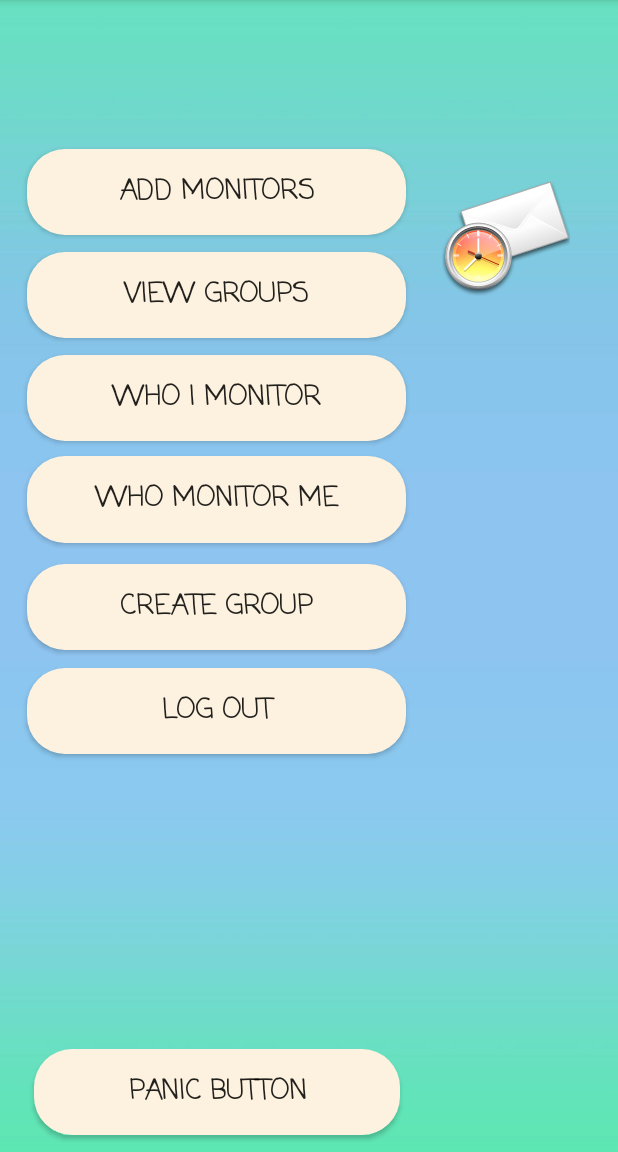
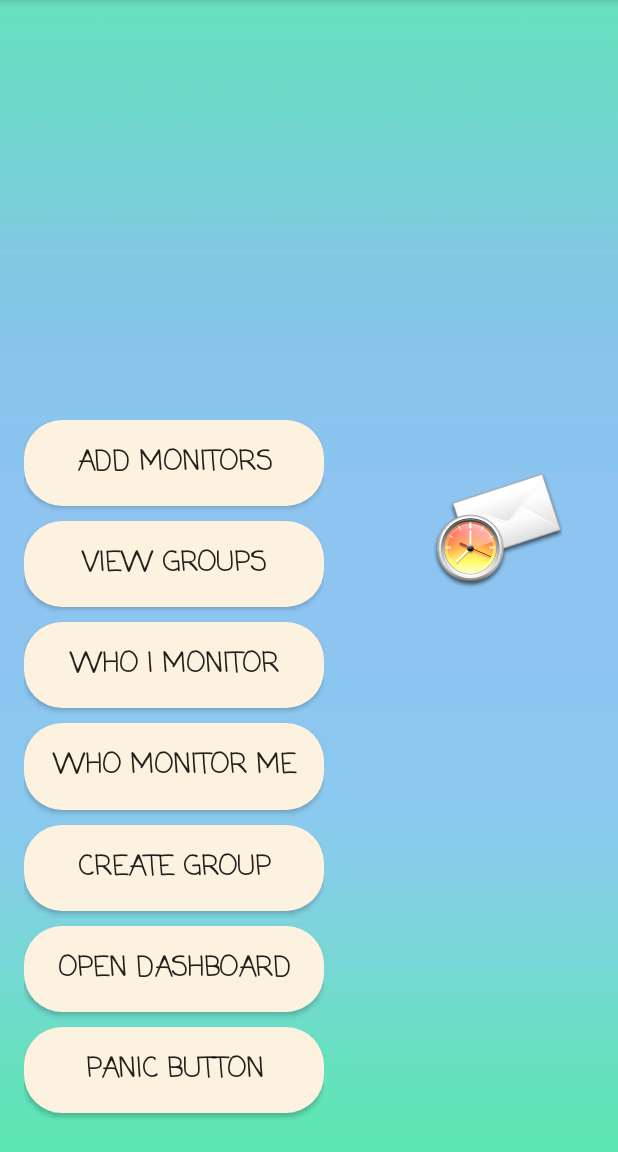
Before and after one commit to yrgyr/WalkingGroupApp, an Android app: the screen it shows after launch (MainActivity), on a phone screen of 412 x 824 dp, the part 84-1236 px from its top. Run offline under Robolectric (Android 15) with nearby library versions, the phone set to English and light mode, and no system bars; libraries missing offline, so code that uses them is left out: retrofit2.converter.jackson; 3 statements that could not run were skipped.

Commit message:
pro2_ver1

```diff
--- a/app/src/main/java/ca/cmpt276/walkinggroup/app/MainActivity.java
+++ b/app/src/main/java/ca/cmpt276/walkinggroup/app/MainActivity.java
@@ -1,28 +1,14 @@
 package ca.cmpt276.walkinggroup.app;
 
-import android.app.Activity;
-import android.content.Context;
-import android.content.DialogInterface;
 import android.content.Intent;
-import android.content.SharedPreferences;
-import android.graphics.Color;
-import android.graphics.Paint;
-import android.media.Image;
-import android.os.Handler;
-import android.provider.ContactsContract;
 import android.support.v7.app.AppCompatActivity;
 import android.os.Bundle;
-import android.util.Log;
 import android.view.Menu;
 import android.view.MenuInflater;
 import android.view.MenuItem;
 import android.view.View;
-import android.widget.AdapterView;
-import android.widget.ArrayAdapter;
 import android.widget.Button;
-import android.widget.ImageButton;
 import android.widget.ImageView;
-import android.widget.ListView;
 import android.widget.TextView;
 import android.widget.Toast;
 
@@ -30,7 +16,6 @@ import java.util.ArrayList;
 import java.util.List;
 
 import ca.cmpt276.walkinggroup.dataobjects.CurrentUserData;
-import ca.cmpt276.walkinggroup.dataobjects.EarnedRewards;
 import ca.cmpt276.walkinggroup.dataobjects.Group;
 import ca.cmpt276.walkinggroup.dataobjects.Message;
 import ca.cmpt276.walkinggroup.dataobjects.User;
@@ -46,7 +31,7 @@ public class MainActivity extends AppCompatActivity {
     public static List<Message> messageList = new ArrayList<>();
     private User currentUser;
     private int unreadCount = 0;
-
+    private Runnable myRun;
     private String name = "default";
 
     private CurrentUserData userSingleton = CurrentUserData.getSingletonInstance();
@@ -101,9 +86,9 @@ public class MainActivity extends AppCompatActivity {
         userSingleton.setCurrentProxy(proxy);
 
         setUpName();
-//        setUpLogOut();
 
-        setupLogOutBtn();
+
+        setupParentDashboardBtn();
         getRemoteGroups();
 
 
@@ -118,9 +103,9 @@ public class MainActivity extends AppCompatActivity {
         setupPanicBtn();
 
 
-        updateevery10sec();
-
-        autoAdvance();
+//        updateevery10sec();
+//
+//        autoAdvance();
 
     }
 
@@ -155,16 +140,18 @@ public class MainActivity extends AppCompatActivity {
 
     }
 
-    private void setupLogOutBtn(){
+    private void setupParentDashboardBtn(){
 
-        Button btn = (Button) findViewById(R.id.logOutBtn);
+        Button btn = (Button) findViewById(R.id.parentDashBtn);
         btn.setOnClickListener(new View.OnClickListener() {
             @Override
             public void onClick(View v) {
-                isLogOut = true;
-                Intent i = new Intent(MainActivity.this,login.class);
+//                isLogOut = true;
+//                Intent i = new Intent(MainActivity.this,login.class);
+//                startActivity(i);
+//                finish();
+                Intent i = new Intent(MainActivity.this,ParentsDashboard.class);
                 startActivity(i);
-                finish();
             }
         });
 
@@ -263,7 +250,7 @@ public class MainActivity extends AppCompatActivity {
 
 
 
-    private Runnable myRun;
+
 
     private void getUnReadMessageList() {
         if(login.getToken(MainActivity.this) != null) {
@@ -272,39 +259,39 @@ public class MainActivity extends AppCompatActivity {
         }
     }
 
-    private void updateevery10sec(){
-        myRun = new Runnable() {
-            @Override
-            public void run() {
-                if(login.getToken(MainActivity.this) != null) {
-                    Call<List<Message>> caller = proxy.getUnreadMessages(currentUser.getId(), false);
-                    ProxyBuilder.callProxy(MainActivity.this, caller, messageReturn -> responseGetMessage(messageReturn));
-
-                    Toast.makeText(MainActivity.this, "hello", Toast.LENGTH_LONG).show();
-                    autoAdvance();
-                }
-
-
-            }
-        };
-    }
-    private void autoAdvance() {
-
-        Handler TIME_OUT_HANDLER;
-
-        int timeOut = 10000;
-
-        TIME_OUT_HANDLER = new Handler();
-
-
-        TIME_OUT_HANDLER.postDelayed(myRun,timeOut);
-    }
+//    private void updateevery10sec(){
+//        myRun = new Runnable() {
+//            @Override
+//            public void run() {
+//                if(login.getToken(MainActivity.this) != null) {
+//                    Call<List<Message>> caller = proxy.getUnreadMessages(currentUser.getId(), false);
+//                    ProxyBuilder.callProxy(MainActivity.this, caller, messageReturn -> responseGetMessage(messageReturn));
+//
+//                    //Toast.makeText(MainActivity.this, "hello", Toast.LENGTH_LONG).show();
+//                    autoAdvance();
+//                }
+//
+//
+//            }
+//        };
+//    }
+//    private void autoAdvance() {
+//
+//        Handler TIME_OUT_HANDLER;
+//
+//        int timeOut = 10000;
+//
+//        TIME_OUT_HANDLER = new Handler();
+//
+//
+//        TIME_OUT_HANDLER.postDelayed(myRun,timeOut);
+//    }
 
     private void responseGetMessage (List<Message> messageReturn) {
 
         unreadCount = messageReturn.size();
         TextView textView = findViewById(R.id.userName);
-        textView.setText(getString(R.string.welcome) + " " + name + ", " + getString(R.string.unreadCount,unreadCount));
+        textView.setText(getString(R.string.welcome) + " " + name );
     }
 
 
--- a/app/src/main/java/ca/cmpt276/walkinggroup/app/MsgToMe.java
+++ b/app/src/main/java/ca/cmpt276/walkinggroup/app/MsgToMe.java
@@ -11,6 +11,7 @@ import android.view.View;
 import android.view.ViewGroup;
 import android.widget.AdapterView;
 import android.widget.ArrayAdapter;
+import android.widget.Button;
 import android.widget.ListView;
 import android.widget.TextView;
 
@@ -84,6 +85,7 @@ public class MsgToMe extends AppCompatActivity {
                 ProxyBuilder.callProxy(MsgToMe.this,caller, returnedMsg -> responseMarkedMsg(returnedMsg));
 
 
+
             }
         });
 
@@ -93,6 +95,7 @@ public class MsgToMe extends AppCompatActivity {
 
 
     }
+
     private void displayMsgs() {
 
         Call<List<Message>> caller = proxy.getMessages(currentUser.getId());
--- a/app/src/main/res/layout/activity_main.xml
+++ b/app/src/main/res/layout/activity_main.xml
@@ -4,17 +4,44 @@
     xmlns:tools="http://schemas.android.com/tools"
     android:layout_width="match_parent"
     android:layout_height="match_parent"
+    android:background="@drawable/testimg2"
     tools:context="ca.cmpt276.walkinggroup.app.MainActivity"
-    tools:layout_editor_absoluteY="81dp"
-    android:background="@drawable/testimg2">
+    tools:layout_editor_absoluteY="81dp">
+
+    <ScrollView
+        android:id="@+id/scrollView4"
+        android:layout_width="wrap_content"
+        android:layout_height="wrap_content"
+        android:layout_marginBottom="16dp"
+        android:layout_marginStart="16dp"
+        app:layout_constraintBottom_toBottomOf="parent"
+        app:layout_constraintStart_toStartOf="parent">
+
+        <LinearLayout
+            android:layout_width="wrap_content"
+            android:layout_height="wrap_content"
+            android:orientation="vertical">
+
+            <Button
+                android:id="@+id/addUsers"
+                android:layout_width="200dp"
+                android:layout_height="match_parent"
+                android:layout_marginBottom="10dp"
+                android:background="@drawable/button_style"
+                android:fontFamily="casual"
+                android:text="@string/AddUserBtnText"
+                android:textSize="18sp"
+                android:textStyle="bold"
+                app:layout_constraintBottom_toTopOf="@+id/mapBtn"
+                app:layout_constraintEnd_toStartOf="@+id/mailImage"
+                app:layout_constraintStart_toStartOf="parent"
+                app:layout_constraintTop_toBottomOf="@+id/userName" />
 
             <Button
                 android:id="@+id/mapBtn"
-        android:layout_width="0dp"
+                android:layout_width="200dp"
                 android:layout_height="wrap_content"
-        android:layout_marginBottom="11dp"
-        android:layout_marginEnd="24dp"
-        android:layout_marginStart="18dp"
+                android:layout_marginBottom="10dp"
                 android:background="@drawable/button_style"
                 android:fontFamily="casual"
                 android:text="@string/btn_view_groups"
@@ -27,7 +54,7 @@
 
             <Button
                 android:id="@+id/getUsersBtn"
-        android:layout_width="0dp"
+                android:layout_width="200dp"
                 android:layout_height="wrap_content"
                 android:layout_marginBottom="10dp"
                 android:background="@drawable/button_style"
@@ -41,27 +68,10 @@
                 app:layout_constraintTop_toBottomOf="@+id/mapBtn" />
 
             <Button
-        android:id="@+id/addUsers"
-        android:layout_width="0dp"
-        android:layout_height="wrap_content"
-        android:layout_marginBottom="11dp"
-        android:layout_marginEnd="24dp"
-        android:layout_marginStart="18dp"
-        android:background="@drawable/button_style"
-        android:fontFamily="casual"
-        android:text="@string/AddUserBtnText"
-        android:textSize="18sp"
-        android:textStyle="bold"
-        app:layout_constraintBottom_toTopOf="@+id/mapBtn"
-        app:layout_constraintEnd_toStartOf="@+id/mailImage"
-        app:layout_constraintStart_toStartOf="parent"
-        app:layout_constraintTop_toBottomOf="@+id/userName" />
-
-    <Button
                 android:id="@+id/getMonitorByBtn"
-        android:layout_width="0dp"
+                android:layout_width="200dp"
                 android:layout_height="58dp"
-        android:layout_marginBottom="14dp"
+                android:layout_marginBottom="10dp"
                 android:background="@drawable/button_style"
                 android:fontFamily="casual"
                 android:text="@string/MonitorByBtnList"
@@ -74,44 +84,27 @@
 
             <Button
                 android:id="@+id/btn_create_group"
-        android:layout_width="0dp"
+                android:layout_width="200dp"
                 android:layout_height="wrap_content"
-        android:layout_marginBottom="12dp"
+                android:layout_marginBottom="10dp"
                 android:background="@drawable/button_style"
                 android:fontFamily="casual"
                 android:text="@string/btn_create_new_group"
                 android:textSize="18sp"
                 android:textStyle="bold"
-        app:layout_constraintBottom_toTopOf="@+id/logOutBtn"
-        app:layout_constraintEnd_toEndOf="@+id/logOutBtn"
-        app:layout_constraintStart_toStartOf="@+id/logOutBtn"
+                app:layout_constraintBottom_toTopOf="@+id/parentDashBtn"
+                app:layout_constraintEnd_toEndOf="@+id/parentDashBtn"
+                app:layout_constraintStart_toStartOf="@+id/parentDashBtn"
                 app:layout_constraintTop_toBottomOf="@+id/getMonitorByBtn" />
 
-    <TextView
-        android:id="@+id/userName"
-        android:layout_width="300dp"
-        android:layout_height="80dp"
-        android:layout_marginBottom="3dp"
-        android:fontFamily="casual"
-        android:lineSpacingExtra="24sp"
-        android:textColor="@android:color/black"
-        android:textSize="20sp"
-        android:textStyle="bold"
-        app:layout_constraintBottom_toTopOf="@+id/addUsers"
-        app:layout_constraintEnd_toEndOf="parent"
-        app:layout_constraintStart_toStartOf="parent"
-        app:layout_constraintTop_toTopOf="parent"
-        app:layout_constraintVertical_bias="0.060000002"
-        app:layout_constraintVertical_chainStyle="packed" />
-
             <Button
-        android:id="@+id/logOutBtn"
-        android:layout_width="0dp"
+                android:id="@+id/parentDashBtn"
+                android:layout_width="200dp"
                 android:layout_height="wrap_content"
-        android:layout_marginBottom="16dp"
+                android:layout_marginBottom="10dp"
                 android:background="@drawable/button_style"
                 android:fontFamily="casual"
-        android:text="@string/log_out_btn_txt"
+                android:text="@string/btn_open_dashboard"
                 android:textSize="18sp"
                 android:textStyle="bold"
                 app:layout_constraintBottom_toBottomOf="parent"
@@ -119,33 +112,50 @@
                 app:layout_constraintStart_toStartOf="@+id/mapBtn"
                 app:layout_constraintTop_toBottomOf="@+id/btn_create_group" />
 
+            <Button
+                android:id="@+id/panicBtn"
+                android:layout_width="200dp"
+                android:layout_height="wrap_content"
+                android:layout_marginBottom="10dp"
+                android:background="@drawable/button_style"
+                android:fontFamily="casual"
+                android:text="@string/panic_button"
+                android:textSize="18sp"
+                android:textStyle="bold"
+                app:layout_constraintBottom_toBottomOf="parent"
+                app:layout_constraintEnd_toEndOf="@+id/parentDashBtn"
+                app:layout_constraintStart_toStartOf="@id/parentDashBtn"
+                app:layout_constraintTop_toBottomOf="@+id/parentDashBtn"
+                app:layout_constraintVertical_bias="0.984" />
+        </LinearLayout>
+    </ScrollView>
+
+    <TextView
+        android:id="@+id/userName"
+        android:layout_width="match_parent"
+        android:layout_height="0dp"
+        android:layout_marginEnd="55dp"
+        android:layout_marginStart="55dp"
+        android:layout_marginTop="13dp"
+        android:fontFamily="casual"
+        android:lineSpacingExtra="24sp"
+        android:textColor="@android:color/black"
+        android:textSize="20sp"
+        android:textStyle="bold"
+        app:layout_constraintBottom_toTopOf="@+id/scrollView4"
+        app:layout_constraintEnd_toEndOf="parent"
+        app:layout_constraintStart_toStartOf="parent"
+        app:layout_constraintTop_toTopOf="parent" />
+
     <ImageView
         android:id="@+id/mailImage"
         android:layout_width="wrap_content"
         android:layout_height="wrap_content"
-        android:layout_marginEnd="32dp"
-        android:layout_marginTop="14dp"
+        android:layout_marginEnd="37dp"
+        android:layout_marginTop="28dp"
         app:layout_constraintEnd_toEndOf="parent"
-        app:layout_constraintStart_toEndOf="@+id/mapBtn"
-        app:layout_constraintTop_toTopOf="@+id/addUsers"
+        app:layout_constraintTop_toBottomOf="@+id/userName"
         app:srcCompat="@mipmap/mail" />
-
-    <Button
-        android:id="@+id/panicBtn"
-        android:layout_width="244dp"
-        android:layout_height="wrap_content"
-        android:layout_marginBottom="8dp"
-        android:layout_marginTop="8dp"
-        android:background="@drawable/button_style"
-        android:fontFamily="casual"
-        android:text="Panic Button"
-        android:textSize="18sp"
-        android:textStyle="bold"
-        app:layout_constraintBottom_toBottomOf="parent"
-        app:layout_constraintStart_toStartOf="@id/logOutBtn"
-        app:layout_constraintEnd_toEndOf="@+id/logOutBtn"
-        app:layout_constraintTop_toBottomOf="@+id/logOutBtn"
-        app:layout_constraintVertical_bias="0.984" />
 
 
 </android.support.constraint.ConstraintLayout>
--- a/app/src/main/res/values/strings.xml
+++ b/app/src/main/res/values/strings.xml
@@ -121,6 +121,7 @@
     <string name="cantAccess">Sorry, you can not access the parents\' information of this group.</string>
     <string name="send_message">Send Message</string>
     <string name="unreadCount"> \n You have %d unread messages</string>
+    <string name="unreadCountForParent"> %d unread messages</string>
     <string name="empty_msg_error_text">Message can not be empty</string>
     <string name="defalut_emergency_msg_">emergency msg!!!</string>
     <string name="checkbox_text">Is this emergency?</string>
@@ -149,4 +150,6 @@
     <string name="starting_upload">Starting location upload...</string>
     <string name="emailAlreadyRegister">This email address is already registered!</string>
     <string name="optional_only_child_need">optional - only child need</string>
+    <string name="refresh">REFRESH</string>
+    <string name="panic_button">Panic Button</string>
 </resources>
```
Also changed, not shown: app/src/main/java/ca/cmpt276/walkinggroup/app/MapsActivity.java (+2 -11 lines), app/src/main/java/ca/cmpt276/walkinggroup/app/MonitorUsersList.java (+11 -1 lines), app/src/main/java/ca/cmpt276/walkinggroup/app/ParentsDashboard.java (+53 -3 lines), app/src/main/res/layout/activity_maps.xml (+0 -17 lines), app/src/main/res/layout/activity_monitor_users_list.xml (+19 -4 lines), app/src/main/res/layout/activity_parents_dashboard.xml (+38 -0 lines), app/src/main/java/readme/readme.txt (added). Lines whose indentation alone changed are shown as unchanged.
